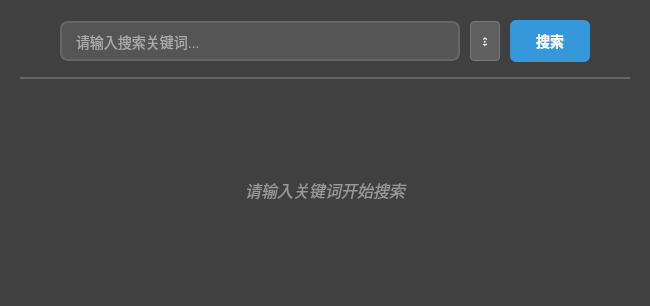
Old version of the form src/ui/page/search_page.ui in the repository Paindar/BilibiliPlayer.
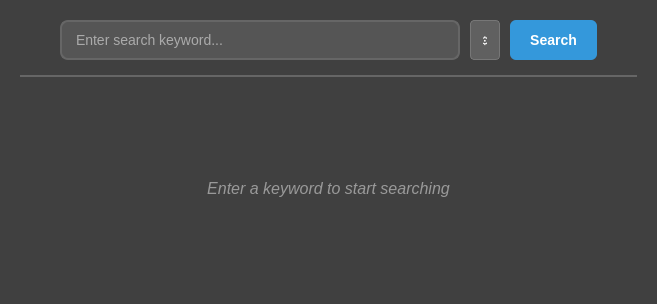
New version of the form.

Commit message: Phase 3a T017-T021: Wrap UI strings with tr() for localization

The edit to the form file:
```diff
--- a/src/ui/page/search_page.ui
+++ b/src/ui/page/search_page.ui
@@ -137,7 +137,7 @@
         </size>
        </property>
        <property name="placeholderText">
-        <string>请输入搜索关键词...</string>
+        <string>Enter search keyword...</string>
        </property>
       </widget>
      </item>
@@ -172,7 +172,7 @@
         </size>
        </property>
        <property name="text">
-        <string>搜索</string>
+        <string>Search</string>
        </property>
       </widget>
      </item>
@@ -236,7 +236,7 @@
        <item>
         <widget class="QLabel" name="emptyResultLabel">
          <property name="text">
-          <string>请输入关键词开始搜索</string>
+          <string>Enter a keyword to start searching</string>
          </property>
          <property name="alignment">
           <set>Qt::AlignCenter</set>
```
Left out of the diff: 4 changed lines with no effect on the pictures. The commit also changes 2 other files.
